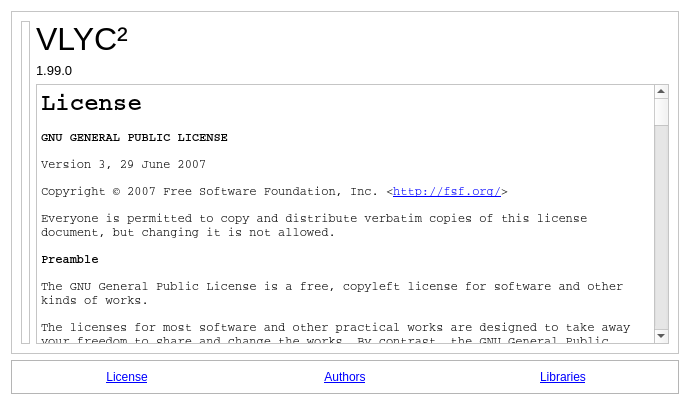
Orochimarufan/vlyc2, file src/gui/about.ui: the form before one commit.
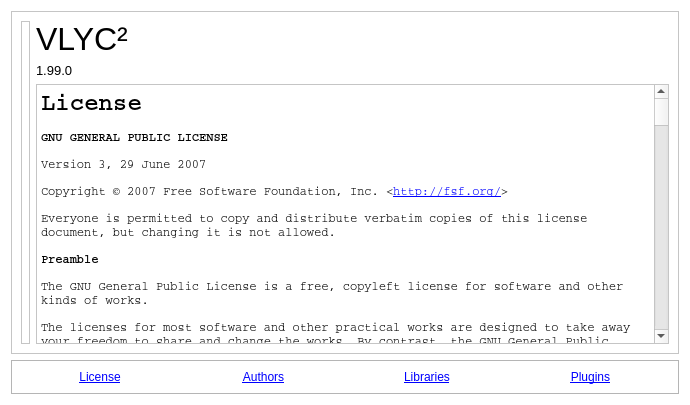
The form after the commit. The open tabs and pages were chosen to show the change. Icons and pictures are not drawn.

The edit to the form file:
```diff
--- a/src/gui/about.ui
+++ b/src/gui/about.ui
@@ -451,6 +451,16 @@
         </property>
        </widget>
       </item>
+      <item>
+       <widget class="QLabel" name="pluginsLink">
+        <property name="text">
+         <string>&lt;html&gt;&lt;head/&gt;&lt;body&gt;&lt;p&gt;&lt;a href=&quot;page:3&quot;&gt;&lt;span style=&quot; text-decoration: underline; color:#0000ff;&quot;&gt;Plugins&lt;/span&gt;&lt;/a&gt;&lt;/p&gt;&lt;/body&gt;&lt;/html&gt;</string>
+        </property>
+        <property name="alignment">
+         <set>Qt::AlignCenter</set>
+        </property>
+       </widget>
+      </item>
      </layout>
     </widget>
    </item>
```
Left out of the diff: 134 changed lines with no effect on the pictures.
